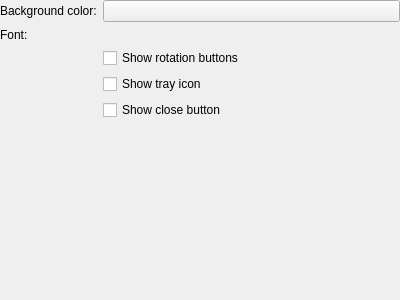
Qt form cfg_appearance.ui (KDE/kruler) before a commit.
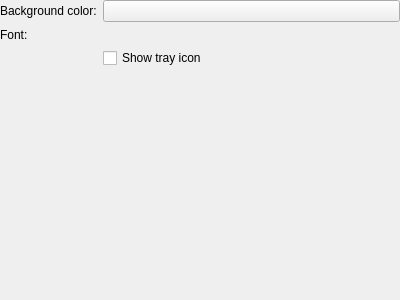
The same form after that commit. Custom widgets are drawn as their Qt base class.

Commit message: Remove buttons

The edit to the form file:
```diff
--- a/cfg_appearance.ui
+++ b/cfg_appearance.ui
@@ -41,20 +41,6 @@
      </property>
     </widget>
    </item>
-   <item row="3" column="1" >
-    <widget class="QCheckBox" name="kcfg_RotateButtonsVisible" >
-     <property name="text" >
-      <string>Show rotation buttons</string>
-     </property>
-    </widget>
-   </item>
-   <item row="5" column="1" >
-    <widget class="QCheckBox" name="kcfg_CloseButtonVisible" >
-     <property name="text" >
-      <string>Show close button</string>
-     </property>
-    </widget>
-   </item>
   </layout>
  </widget>
  <customwidgets>
```
The commit also changes 3 other files.
